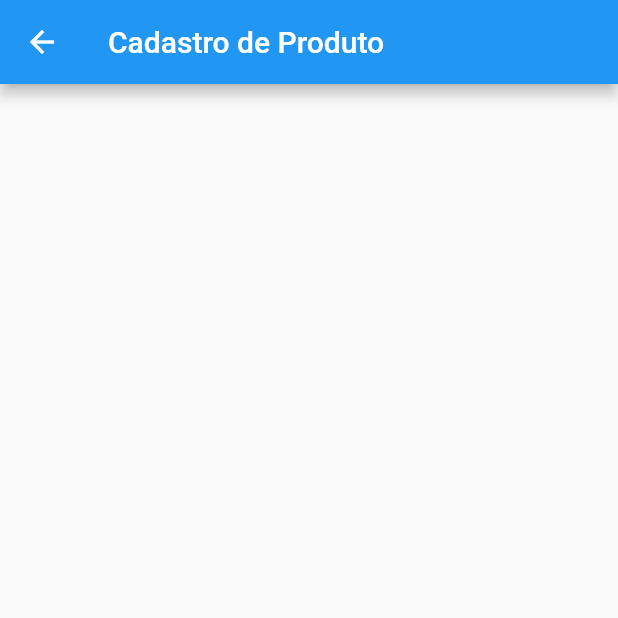
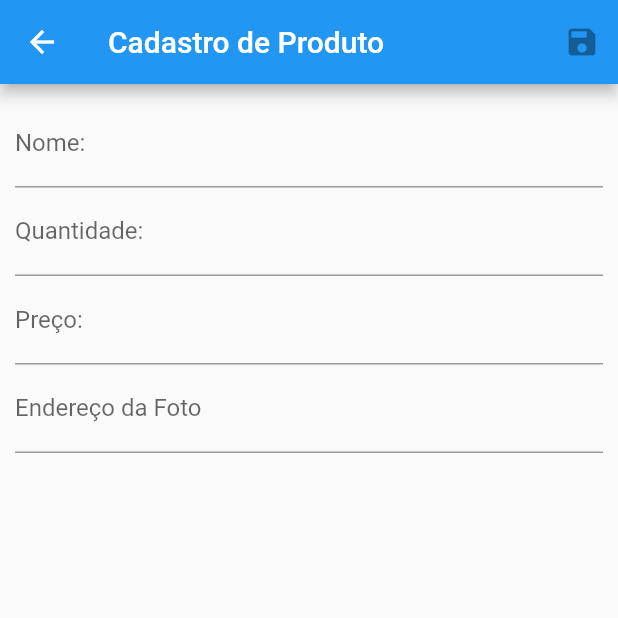
Before and after one commit to LucasAparecidoFlorentino/projetoFlutter, a Flutter app: the screen it shows after launch, after a tap on the "local atm" icon, on a phone screen of 412 x 824 dp, the top half of it. Run offline on Flutter 3.47's test engine with Material 2 defaults, Android fonts, the phone set to English and light mode, and no system bars; our stand-ins replace flutter_mobx, get_it, mask_text_input_formatter, mobx, sqflite; missing offline and left inert: dart:ffi; accounts and stored records are empty; generated files the repository leaves out were written again.

Commit message:
Feito formulário de produto

```diff
--- a/projeto/lib/app/my_app.dart
+++ b/projeto/lib/app/my_app.dart
@@ -17,7 +17,7 @@ class MyApp extends StatelessWidget {
       ),
       routes:{
         HOME:(context)=>ListaProdutos(),
-        FORM_PRODUTO:(context)=>FormProdutos()
+        FORM_PRODUTO:(context)=>ProdutoForm()
       },
     );
   }
--- a/projeto/lib/app/view/form_produto.dart
+++ b/projeto/lib/app/view/form_produto.dart
@@ -1,10 +1,70 @@
 import 'package:flutter/material.dart';
+import 'package:mask_text_input_formatter/mask_text_input_formatter.dart';
 
-class FormProdutos extends StatelessWidget {
+class ProdutoForm extends StatelessWidget {
+
+  Widget fieldName(){
+    return TextFormField(
+      decoration: InputDecoration(
+        labelText: 'Nome:'
+      )
+    );
+  }
+
+  Widget fieldQuantidade(){
+    var mask = MaskTextInputFormatter(mask: '###');
+    return TextFormField(
+      inputFormatters: [mask],
+      keyboardType: TextInputType.number,
+      decoration: InputDecoration(
+        labelText: 'Quantidade:'
+      )
+    );
+  }
+
+  Widget fieldPreco(){
+    var mask = MaskTextInputFormatter(mask: '###.##');
+    return TextFormField(
+      inputFormatters: [mask],
+      keyboardType: TextInputType.number,
+      decoration: InputDecoration(
+        labelText: 'Preço:',
+        hintText: '99.99'
+      )
+    );
+  }
+
+  Widget fieldUrlImage(){
+    return TextFormField(
+      decoration: InputDecoration(
+        labelText: 'Endereço da Foto'
+      )
+    );
+  }
+
   @override
   Widget build(BuildContext context) {
     return Scaffold(
-      appBar: AppBar(title: Text('Cadastro de Produto'),),
+      appBar: AppBar(
+        title: Text('Cadastro de Produto'),
+        actions: [
+          IconButton(icon: Icon(Icons.save), onPressed: null,)
+        ],
+      ),
+      body: Padding(
+        padding: EdgeInsets.all(10),
+        child: Form(
+          child: Column(
+            children: [
+              fieldName(),
+              fieldQuantidade(),
+              fieldPreco(),
+              fieldUrlImage()
+            ],
+          ),
+        ),
+      ),
+
     );
   }
 }
--- a/projeto/lib/app/view/lista_produtos.dart
+++ b/projeto/lib/app/view/lista_produtos.dart
@@ -8,12 +8,10 @@ class ListaProdutos extends StatelessWidget {
   final _back = ListaProdutosBack();
 
   CircleAvatar circleAvatar(String url){
-    try{
-      return CircleAvatar(backgroundImage: NetworkImage(url));
-    }catch(e){
-      return CircleAvatar(child: Icon(Icons.add_business_sharp));
+    return (Uri.tryParse(url).isAbsolute) ?
+      CircleAvatar(backgroundImage: NetworkImage(url))
+      : CircleAvatar(child: Icon(Icons.add_business_sharp));
     }
-  }
 
   Widget iconEditButton(Function onPressed){
     return IconButton(icon: Icon(Icons.edit), color: Colors.green, onPressed: onPressed);
--- a/projeto/pubspec.yaml
+++ b/projeto/pubspec.yaml
@@ -18,6 +18,7 @@ dependencies:
   get_it: 5.0.6
   mobx: 1.2.1+4
   flutter_mobx: 1.1.0+2
+  mask_text_input_formatter: ^1.2.1
 
   cupertino_icons: ^1.0.0
 
```
Also changed, not shown: projeto/pubspec.lock.
